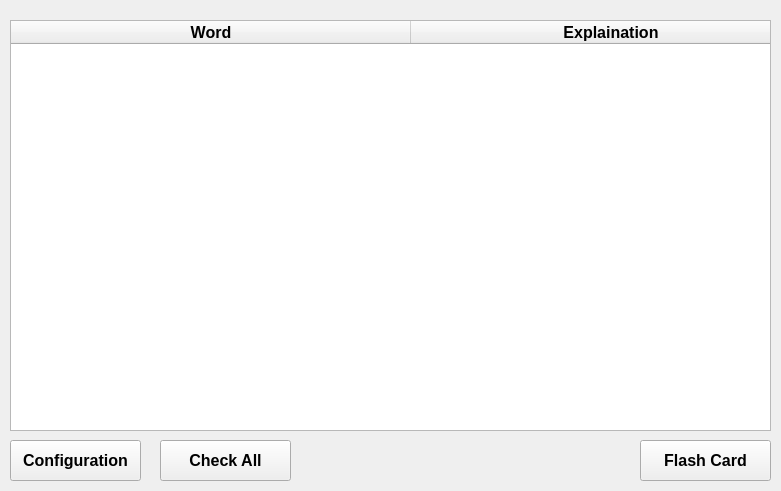
This is third.ui in brainbrain02/Personal-Dictionary as Qt 5 draws it before an edit. The edited form follows.
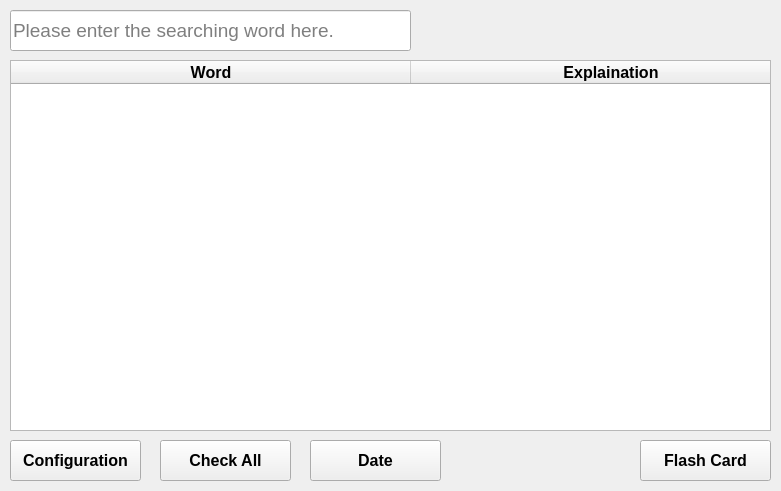
This is the edited form.

Commit message: Added search bar in page 3 for searching word. Allow to check all word that added after a day in page 3. Add a save all button to save all newly added word to .json file. Fixed "data inconsistent after changing word state in page 3 then move to page 1". Fixed "app crashed if word.mp3 can't be created".

```diff
--- a/third.ui
+++ b/third.ui
@@ -37,9 +37,9 @@
    <property name="geometry">
     <rect>
      <x>10</x>
-     <y>20</y>
+     <y>60</y>
      <width>761</width>
-     <height>411</height>
+     <height>371</height>
     </rect>
    </property>
    <property name="font">
@@ -178,6 +178,44 @@
     <string>Check All</string>
    </property>
   </widget>
+  <widget class="QLineEdit" name="search_bar">
+   <property name="geometry">
+    <rect>
+     <x>10</x>
+     <y>10</y>
+     <width>401</width>
+     <height>41</height>
+    </rect>
+   </property>
+   <property name="font">
+    <font>
+     <pointsize>14</pointsize>
+    </font>
+   </property>
+   <property name="placeholderText">
+    <string>Please enter the searching word here.</string>
+   </property>
+  </widget>
+  <widget class="QPushButton" name="check_date_btn">
+   <property name="geometry">
+    <rect>
+     <x>310</x>
+     <y>440</y>
+     <width>131</width>
+     <height>41</height>
+    </rect>
+   </property>
+   <property name="font">
+    <font>
+     <pointsize>12</pointsize>
+     <weight>75</weight>
+     <bold>true</bold>
+    </font>
+   </property>
+   <property name="text">
+    <string>Date</string>
+   </property>
+  </widget>
  </widget>
  <resources/>
  <connections/>
```
The commit also changes 6 other files.
